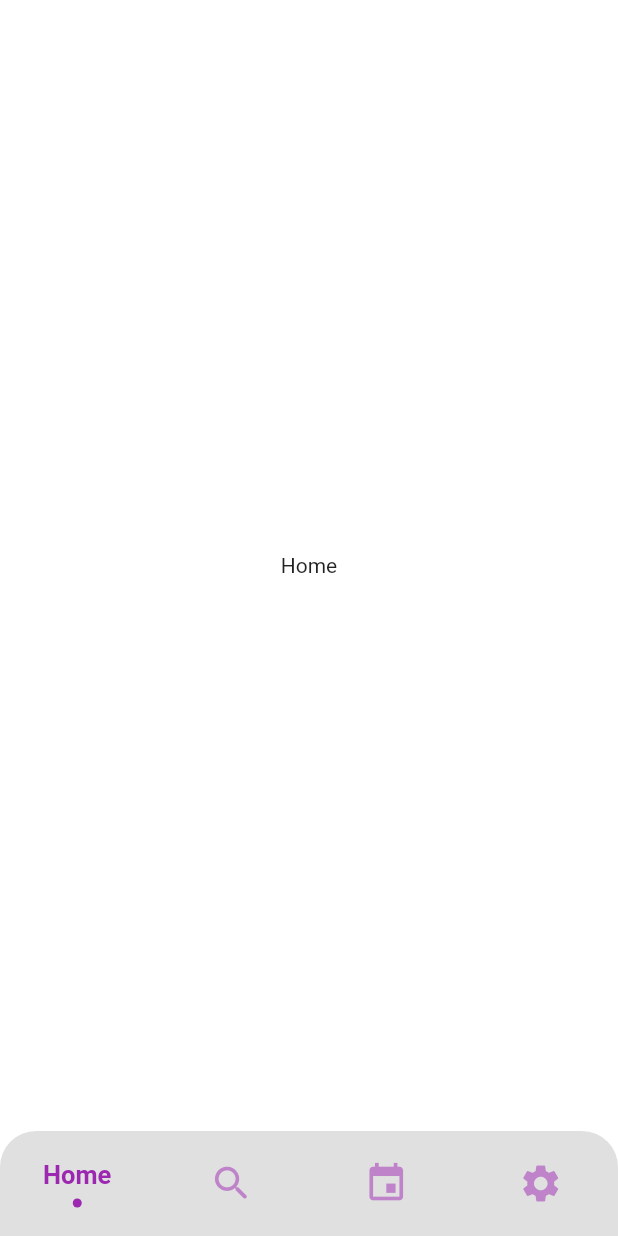
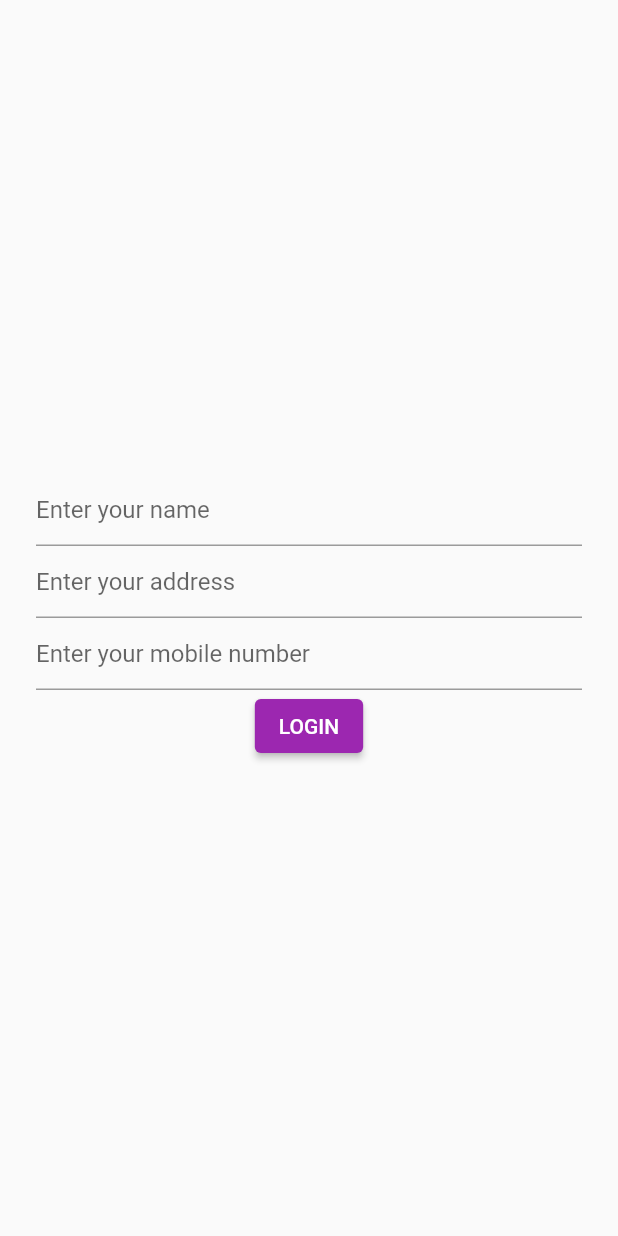
Before and after one commit to ravijurad/learnprovider, a Flutter app: the screen it shows after launch, on a phone screen of 412 x 824 dp. Run offline on Flutter 3.47's test engine with Material 2 defaults, Android fonts, the phone set to English and light mode, and no system bars; drawn by our look-alikes of sliding_clipped_nav_bar; our stand-ins replace get, image_picker.

Commit message:
Working On Login User And Show Into Search List

```diff
--- a/lib/main.dart
+++ b/lib/main.dart
@@ -1,6 +1,10 @@
 import 'package:flutter/material.dart';
+import 'package:get/get.dart';
 import 'package:learn_provider/main_home_screen.dart';
 import 'package:learn_provider/navbar/home_screen.dart';
+import 'package:learn_provider/navbar/login_screen.dart';
+import 'package:learn_provider/navbar/people_model.dart';
+import 'package:learn_provider/navbar/search_screen.dart';
 import 'package:provider/provider.dart';
 import 'package:learn_provider/content_provider.dart';
 import 'package:learn_provider/category_provider.dart';
@@ -13,19 +17,21 @@ void main() {
 
   /// For Multi Provider
 
-  runApp(
-    MultiProvider(
-      providers: [
-        ChangeNotifierProvider(
-          create: (context) => CategoryProvider(),
-        ),
-        ChangeNotifierProvider(
-          create: (context) => ContentProvider(),
-        ),
-      ],
-      child: const MyApp(),
-    ),
-  );
+  // runApp(
+  //   MultiProvider(
+  //     providers: [
+  //       ChangeNotifierProvider(
+  //         create: (context) => CategoryProvider(),
+  //       ),
+  //       ChangeNotifierProvider(
+  //         create: (context) => ContentProvider(),
+  //       ),
+  //     ],
+  //     child: const MyApp(),
+  //   ),
+  // );
+
+  runApp(const MyApp());
 }
 
 class MyApp extends StatelessWidget {
@@ -33,14 +39,14 @@ class MyApp extends StatelessWidget {
 
   @override
   Widget build(BuildContext context) {
-    return MaterialApp(
+    return GetMaterialApp(
       title: 'Provider Demo',
       debugShowCheckedModeBanner: false,
       theme: ThemeData(
         primarySwatch: Colors.purple,
       ),
       // home: const MainHomeScreen(),
-      home: const BottomHomeScreen(),
+      home: LoginScreen(),
     );
   }
 }
--- /dev/null
+++ b/lib/navbar/getx_controller/common_controller.dart
@@ -0,0 +1,15 @@
+import 'package:flutter/material.dart';
+import 'package:get/get.dart';
+import 'package:learn_provider/navbar/people_model.dart';
+
+class CommonController extends GetxController {
+  Rx<TextEditingController> nameController = TextEditingController().obs;
+  Rx<TextEditingController> addressController = TextEditingController().obs;
+  Rx<TextEditingController> mobileNumberController =
+      TextEditingController().obs;
+  Rx<PageController> pageController = PageController().obs;
+
+  RxInt selectedIndex = 0.obs;
+
+  RxList<People> allPeople = <People>[].obs;
+}
--- a/lib/navbar/home_screen.dart
+++ b/lib/navbar/home_screen.dart
@@ -1,25 +1,22 @@
 import 'package:flutter/material.dart';
+import 'package:get/get.dart';
+import 'package:learn_provider/navbar/getx_controller/common_controller.dart';
 import 'package:learn_provider/navbar/search_screen.dart';
 import 'package:sliding_clipped_nav_bar/sliding_clipped_nav_bar.dart';
 
-class BottomHomeScreen extends StatefulWidget {
-  const BottomHomeScreen({Key? key}) : super(key: key);
+class MainScreen extends StatelessWidget {
+  MainScreen({Key? key}) : super(key: key);
 
-  @override
-  State<BottomHomeScreen> createState() => _BottomHomeScreenState();
-}
-
-class _BottomHomeScreenState extends State<BottomHomeScreen> {
-  PageController controller = PageController();
-  int selectedIndex = 0;
+  final commonControllerCnt = Get.put(CommonController());
 
   @override
   Widget build(BuildContext context) {
-    return Scaffold(
+    return Obx(
+      () => Scaffold(
         backgroundColor: Colors.white,
         body: PageView(
           physics: const NeverScrollableScrollPhysics(),
-        controller: controller,
+          controller: commonControllerCnt.pageController.value,
           children: const [
             Center(child: Text("Home")),
             SearchScreen(),
@@ -34,17 +31,16 @@ class _BottomHomeScreenState extends State<BottomHomeScreen> {
             fontSize: 17,
             backgroundColor: Colors.grey.shade300,
             onButtonPressed: (index) {
-            setState(() {
-              selectedIndex = index;
-            });
-            controller.animateToPage(selectedIndex,
+              commonControllerCnt.selectedIndex.value = index;
+              commonControllerCnt.pageController.value.animateToPage(
+                  commonControllerCnt.selectedIndex.value,
                   duration: const Duration(milliseconds: 400),
                   curve: Curves.easeOutQuad);
             },
             iconSize: 30,
             activeColor: Colors.purple,
             // inactiveColor: Colors.purple.shade200,
-          selectedIndex: selectedIndex,
+            selectedIndex: commonControllerCnt.selectedIndex.value,
             barItems: [
               BarItem(
                 icon: Icons.home,
@@ -67,6 +63,7 @@ class _BottomHomeScreenState extends State<BottomHomeScreen> {
             ],
           ),
         ),
+      ),
     );
   }
 }
--- /dev/null
+++ b/lib/navbar/login_screen.dart
@@ -0,0 +1,59 @@
+import 'package:flutter/material.dart';
+import 'package:get/get.dart';
+import 'package:learn_provider/navbar/getx_controller/common_controller.dart';
+import 'package:learn_provider/navbar/home_screen.dart';
+import 'package:learn_provider/navbar/people_model.dart';
+
+class LoginScreen extends StatelessWidget {
+  LoginScreen({Key? key}) : super(key: key);
+
+  final commonControllerCnt = Get.put(CommonController());
+
+  @override
+  Widget build(BuildContext context) {
+    return Obx(
+      () => Scaffold(
+        body: Padding(
+          padding: const EdgeInsets.all(24.0),
+          child: Column(
+            mainAxisAlignment: MainAxisAlignment.center,
+            children: [
+              TextField(
+                controller: commonControllerCnt.nameController.value,
+                decoration: const InputDecoration(hintText: "Enter your name"),
+              ),
+              TextField(
+                controller: commonControllerCnt.addressController.value,
+                decoration:
+                    const InputDecoration(hintText: "Enter your address"),
+              ),
+              TextField(
+                controller: commonControllerCnt.mobileNumberController.value,
+                decoration:
+                    const InputDecoration(hintText: "Enter your mobile number"),
+              ),
+              ElevatedButton(
+                  onPressed: () {
+                    commonControllerCnt.allPeople.add(People(
+                        name: commonControllerCnt.nameController.value.text,
+                        address:
+                            commonControllerCnt.addressController.value.text,
+                        mobileNumber: commonControllerCnt
+                            .mobileNumberController.value.text));
+
+                    print("ALL PEOPLE ${commonControllerCnt.allPeople}");
+
+                    Navigator.push(
+                        context,
+                        MaterialPageRoute(
+                          builder: (context) => MainScreen(),
+                        ));
+                  },
+                  child: const Text("LOGIN"))
+            ],
+          ),
+        ),
+      ),
+    );
+  }
+}
--- /dev/null
+++ b/lib/navbar/people_model.dart
@@ -0,0 +1,63 @@
+class People {
+  String? name;
+  String? address;
+  String? imageURL;
+  String? mobileNumber;
+
+  People({
+    this.name,
+    this.address,
+    this.imageURL,
+    this.mobileNumber,
+  });
+}
+
+List<People> allPeople = <People>[
+  People(
+      name: "Ajay Nagar",
+      mobileNumber: "12345678",
+      address: "jvn j iogijn  n e ifo on  jffo nn j d cn"),
+  People(
+      name: "Kumar Sanu",
+      mobileNumber: "13145687435",
+      address:
+          "jffhdh dj hg458  bfjn nfogkosfj iyir cnmnbmn xnmbn ncm fklgj klhj fklj gg  5 7yhdy952 hvvnet4  vnc yvuhr 57y 4rf"),
+  People(
+      name: "Niraj Desai",
+      mobileNumber: "46535678",
+      address: "fdjsfih89 fvdfnvej 834d 865539 e 5503nio ty"),
+  People(
+      name: "Deep Katrodiya",
+      mobileNumber: "444545678",
+      address: "jffhdh dj hg458 yvuhr 57y 4rf"),
+  People(name: "Shrushti Mehta", mobileNumber: "12345131576123"),
+  People(
+      name: "Janardhan",
+      mobileNumber: "9954412",
+      address: "ertr ey7 56 gjffer rey rerf"),
+  People(
+      name: "Nilesh Viradiya",
+      mobileNumber: "99544120684",
+      address: "jffhdh dj  dsf ggr 57y 4rf"),
+  People(
+      name: "Parth Patel",
+      mobileNumber: "45678912",
+      address: "jfs ffd frt gff ndfjghjrfh  hfgr 57y 4rf gdfdf"),
+  People(
+      name: "Hiteshbhai Munjani",
+      mobileNumber: "2326454",
+      address: " fsdfdsf dsfgr 57y 4r sdg f fgdf eggf345 453"),
+  People(
+      name: "Vijay Snow",
+      mobileNumber: "4215645612",
+      address:
+          "5435ter f reg jffhf dsfdsfg d frt gff ndfjghjrfh  hfgr 57y 4rf f g gre"),
+  People(
+      name: "Khalisi Torreto",
+      mobileNumber: "99585125648964",
+      address: " fds h85rjb953 4rf"),
+  People(
+      name: "Nick Fury",
+      mobileNumber: "49845641460442",
+      address: "j fer86u58gfijejggj jkg dskhj569058 "),
+];
--- a/pubspec.yaml
+++ b/pubspec.yaml
@@ -39,6 +39,7 @@ dependencies:
   image_picker: ^0.8.7+5
   file_picker: ^5.3.0
   sliding_clipped_nav_bar: ^3.1.0+4
+  get: ^4.6.5
 
 dev_dependencies:
   flutter_test:
```
Also changed, not shown: lib/navbar/search_screen.dart (+52 -88 lines), pubspec.lock. Lines whose indentation alone changed are shown as unchanged.
